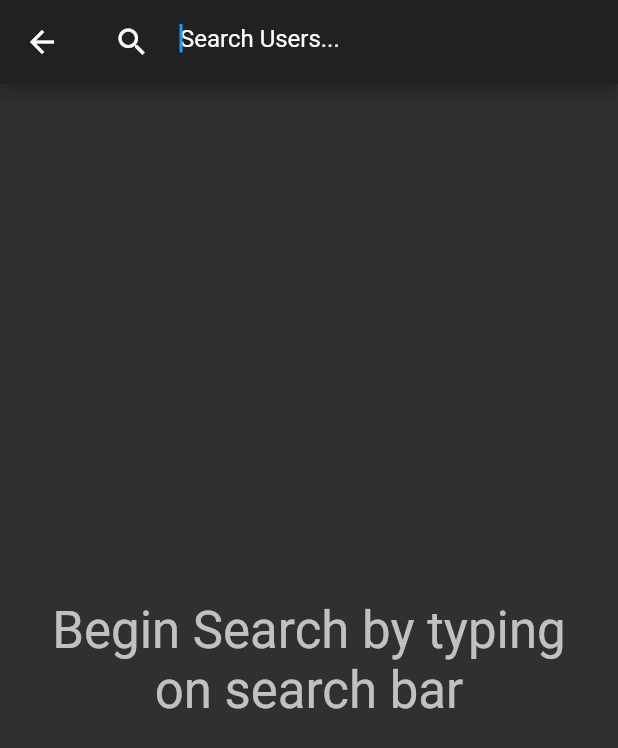
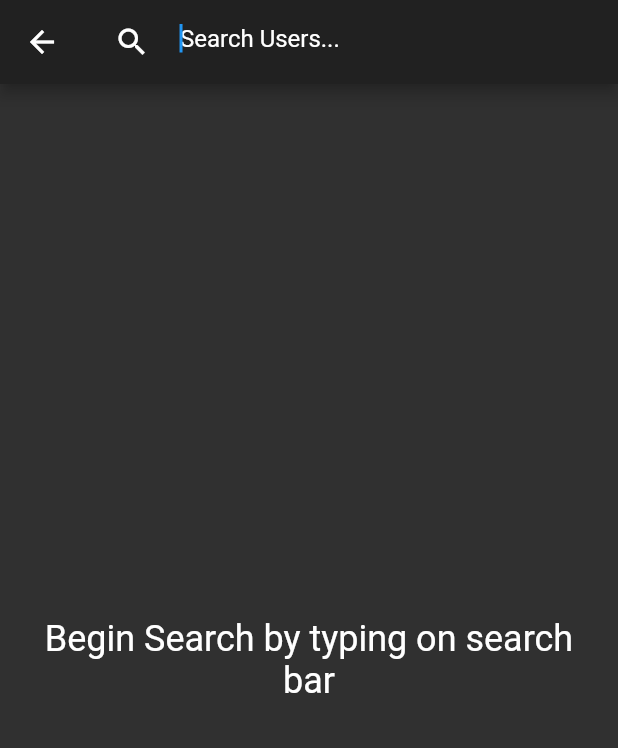
Before and after one commit to Jaineel-Mamtora/Flutter-GitHub-API, a Flutter app: the screen it shows after launch, after a tap on the "search" icon, on a phone screen of 412 x 824 dp. Shown: the top 748 px of the screen. Run offline on Flutter 3.47's test engine with Material 2 defaults, Android fonts, the phone set to English and light mode, and no system bars; our stand-ins replace date_format; network calls fail.

Commit message:
minor tweaks

```diff
--- a/lib/home.dart
+++ b/lib/home.dart
@@ -50,7 +50,7 @@ class _HomeState extends State<Home> {
               Text('Github Users',
                   style: Theme.of(context)
                       .textTheme
-                      .headline4
+                      .headline5
                       .apply(color: Colors.white)),
             ],
           ),
@@ -80,7 +80,7 @@ class _HomeState extends State<Home> {
         alignment: Alignment.center,
         child: Text(
           _error,
-          style: Theme.of(context).textTheme.headline4,
+          style: Theme.of(context).textTheme.headline5,
         ),
       );
     } else {
--- a/lib/item.dart
+++ b/lib/item.dart
@@ -20,9 +20,9 @@ class GithubItem extends StatelessWidget {
           child: Column(
             crossAxisAlignment: CrossAxisAlignment.start,
             children: <Widget>[
-              Text((user.name != null) ? user.name : '-',
+              Text((user.name != null) ? "Name: " + user.name : '-',
                   style: Theme.of(context).textTheme.subtitle2),
-              Text((user.htmlUrl != null) ? user.htmlUrl : '-',
+              Text((user.htmlUrl != null) ? "Link: " + user.htmlUrl : '-',
                   style: Theme.of(context).textTheme.subtitle2),
               Padding(
                 padding: EdgeInsets.only(top: 4.0),
--- a/lib/search.dart
+++ b/lib/search.dart
@@ -118,7 +118,7 @@ class CenterTitle extends StatelessWidget {
       alignment: Alignment.center,
       child: Text(
         title,
-        style: Theme.of(context).textTheme.headline4,
+        style: Theme.of(context).textTheme.headline5,
         textAlign: TextAlign.center,
       ),
     );
```
Also changed, not shown: 1 other file.
